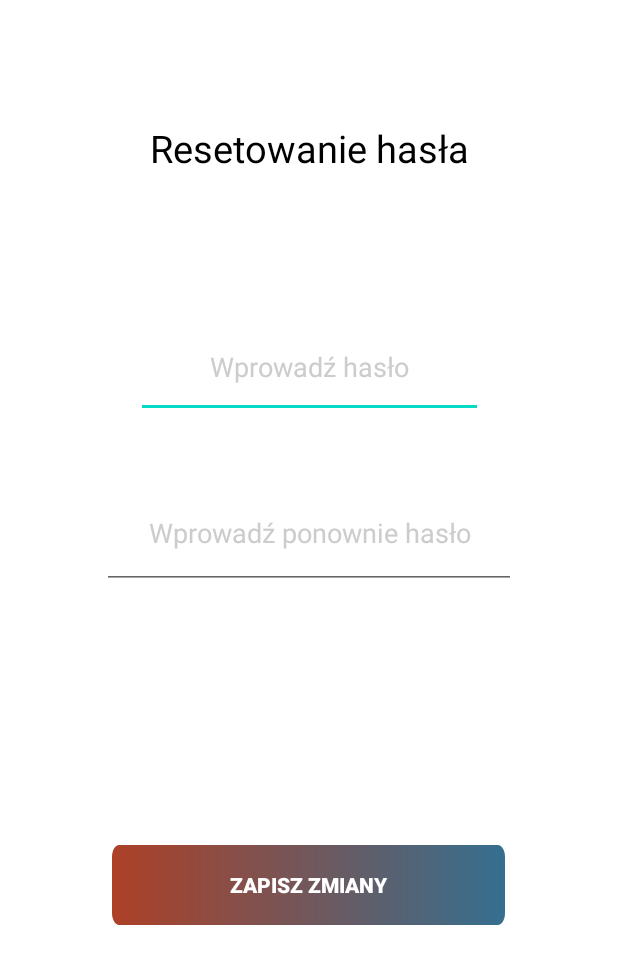
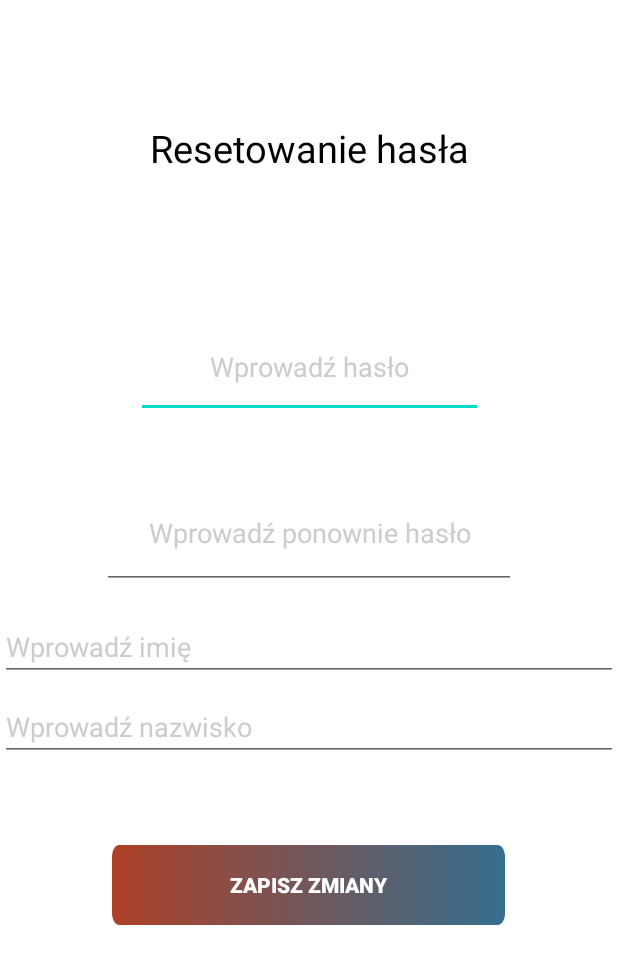
Before and after one commit to wasylukarolina/MobilePharmacy, an Android app: the SettingsActivity screen opened directly, with no data from a screen before it, after a tap on "ZAPISZ ZMIANY", on a phone screen of 412 x 824 dp. Shown: the top 964 px of the screen. Run offline under Robolectric (Android 15) with nearby library versions, the light colour scheme and no system bars; our stand-ins replace Firebase (no records; nobody signed in at launch, a user with empty details on screens opened directly).

Commit message:
zmiana ustawien

```diff
--- a/app/src/main/java/com/example/mobilepharmacy/SettingsActivity.kt
+++ b/app/src/main/java/com/example/mobilepharmacy/SettingsActivity.kt
@@ -7,10 +7,14 @@ import android.widget.EditText
 import android.widget.Toast
 import androidx.appcompat.app.AppCompatActivity
 import com.google.firebase.auth.FirebaseAuth
+import com.google.firebase.auth.FirebaseUser
+import com.google.firebase.auth.UserProfileChangeRequest
 
 class SettingsActivity : AppCompatActivity() {
     private lateinit var newPasswordEditText: EditText
     private lateinit var confirmPasswordEditText: EditText
+    private lateinit var firstNameEditText: EditText
+    private lateinit var lastNameEditText: EditText
     private lateinit var saveChangesButton: Button
 
     private lateinit var firebaseAuth: FirebaseAuth
@@ -22,6 +26,8 @@ class SettingsActivity : AppCompatActivity() {
         // Inicjalizacja elementów interfejsu
         newPasswordEditText = findViewById(R.id.passwordSettings)
         confirmPasswordEditText = findViewById(R.id.repeatSettings)
+        firstNameEditText = findViewById(R.id.firstNameSettings)
+        lastNameEditText = findViewById(R.id.lastNameSettings)
         saveChangesButton = findViewById(R.id.buttonSaveChanges)
 
         // Inicjalizacja instancji FirebaseAuth
@@ -31,6 +37,8 @@ class SettingsActivity : AppCompatActivity() {
         saveChangesButton.setOnClickListener {
             val newPassword = newPasswordEditText.text.toString().trim()
             val confirmPassword = confirmPasswordEditText.text.toString().trim()
+            val firstName = firstNameEditText.text.toString().trim()
+            val lastName = lastNameEditText.text.toString().trim()
 
             if (newPassword.isNotEmpty() && newPassword == confirmPassword) {
                 // Aktualizacja hasła użytkownika
@@ -40,8 +48,7 @@ class SettingsActivity : AppCompatActivity() {
                         .addOnCompleteListener { task ->
                             if (task.isSuccessful) {
                                 Toast.makeText(this, "Hasło zostało zmienione", Toast.LENGTH_SHORT).show()
-                                val intent = Intent(this, AfterLoginActivity::class.java)
-                                startActivity(intent)
+                                updateUserProfile(user, firstName, lastName)
                             } else {
                                 val errorMessage = task.exception?.message
                                 Toast.makeText(this, "Nie udało się zmienić hasła: $errorMessage", Toast.LENGTH_SHORT).show()
@@ -55,4 +62,22 @@ class SettingsActivity : AppCompatActivity() {
             }
         }
     }
+
+    private fun updateUserProfile(user: FirebaseUser, firstName: String, lastName: String) {
+        val profileUpdates = UserProfileChangeRequest.Builder()
+            .setDisplayName("$firstName $lastName")
+            .build()
+
+        user.updateProfile(profileUpdates)
+            .addOnCompleteListener { task ->
+                if (task.isSuccessful) {
+                    Toast.makeText(this, "Dane użytkownika zostały zaktualizowane", Toast.LENGTH_SHORT).show()
+                    val intent = Intent(this, AfterLoginActivity::class.java)
+                    startActivity(intent)
+                } else {
+                    val errorMessage = task.exception?.message
+                    Toast.makeText(this, "Nie udało się zaktualizować danych użytkownika: $errorMessage", Toast.LENGTH_SHORT).show()
+                }
+            }
+    }
 }
--- a/app/src/main/res/layout/settings.xml
+++ b/app/src/main/res/layout/settings.xml
@@ -35,7 +35,8 @@
         android:id="@+id/passwordSettings"
         android:layout_width="231dp"
         android:layout_height="67dp"
-        android:text="Wprowadź hasło"
+        android:inputType="textPassword"
+        android:hint="Wprowadź hasło"
         android:textAlignment="center"
         android:textColor="@color/grey"
         android:textColorHint="@color/grey"
@@ -49,7 +50,8 @@
         android:id="@+id/repeatSettings"
         android:layout_width="276dp"
         android:layout_height="74dp"
-        android:text="Wprowadź ponownie hasło"
+        android:inputType="textPassword"
+        android:hint="Wprowadź ponownie hasło"
         android:textAlignment="center"
         android:textColor="@color/grey"
         android:textColorHint="@color/grey"
@@ -59,4 +61,31 @@
         app:layout_constraintTop_toTopOf="parent"
         app:layout_constraintVertical_bias="0.425" />
 
+
+    <EditText
+        android:id="@+id/firstNameSettings"
+        android:layout_width="match_parent"
+        android:layout_height="wrap_content"
+        android:layout_marginTop="16dp"
+        android:hint="Wprowadź imię"
+        android:textColor="@color/grey"
+        android:textColorHint="@color/grey"
+        app:layout_constraintTop_toBottomOf="@id/repeatSettings"
+        app:layout_constraintStart_toStartOf="parent"
+        app:layout_constraintEnd_toEndOf="parent"
+        />
+
+    <EditText
+        android:id="@+id/lastNameSettings"
+        android:layout_width="match_parent"
+        android:layout_height="wrap_content"
+        android:layout_marginTop="8dp"
+        android:hint="Wprowadź nazwisko"
+        android:textColor="@color/grey"
+        android:textColorHint="@color/grey"
+        app:layout_constraintTop_toBottomOf="@id/firstNameSettings"
+        app:layout_constraintStart_toStartOf="parent"
+        app:layout_constraintEnd_toEndOf="parent"
+        />
+
 </androidx.constraintlayout.widget.ConstraintLayout>
```
